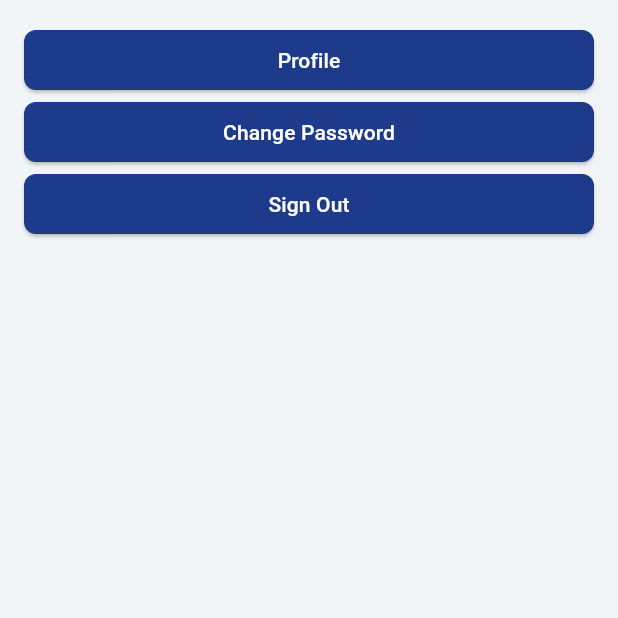
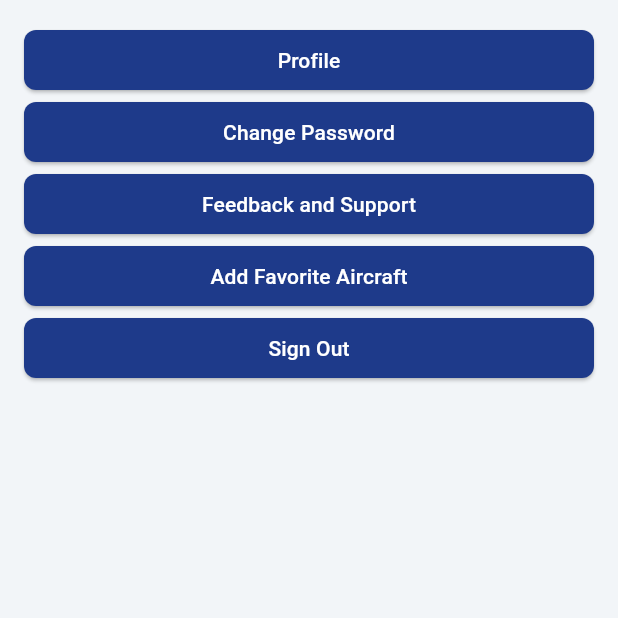
Before and after one commit to alimuratkalayci/airlogbook-app-flutter, a Flutter app: the SettingPage screen opened directly, on a phone screen of 412 x 824 dp, the top half of it. Run offline on Flutter 3.47's test engine with Material 3 defaults, Android fonts, the light colour scheme and no system bars; drawn by our look-alikes of google_mobile_ads; our stand-ins replace awesome_bottom_bar, bloc, cloud_firestore, firebase_auth, firebase_core, flutter_bloc and 3 more; accounts and stored records are empty; generated files the repository leaves out were written again; network calls fail.

Commit message:
some update in files all(design and colors)

```diff
--- a/lib/features/add_flight_page/add_flight_page.dart
+++ b/lib/features/add_flight_page/add_flight_page.dart
@@ -1211,14 +1211,15 @@ class _AddFlightPageState extends State<AddFlightPage> {
               ),
             ),
           ),
-          Positioned(
+            // ILL ADD LATER (MAYBE)
+            /*            Positioned(
                         bottom: 0,
                         left: 0,
                         right: 0,
                         child: Container(
                           child: GoogleAds.getBannerAdWidget(),
                         ),
-          ),
+                      ),*/
         ],
       ),
     );
--- a/lib/features/flights_page/flights_page.dart
+++ b/lib/features/flights_page/flights_page.dart
@@ -27,7 +27,7 @@ class _FlightsPageState extends State<FlightsPage> {
   @override
   Widget build(BuildContext context) {
     return Scaffold(
-      backgroundColor: AppTheme.BackgroundColor,
+      backgroundColor: AppTheme.TextColorWhite,
       body: Stack(
         children: [
           BlocBuilder<FlightCubit, FlightState>(
@@ -52,6 +52,7 @@ class _FlightsPageState extends State<FlightsPage> {
                   );
                 }
                 return ListView.builder(
+                  padding: EdgeInsets.only(bottom: 56), // Alttaki reklam için
                   itemCount: flights.length,
                   itemBuilder: (context, index) {
                     var flight = flights[index];
--- a/lib/features/home_page/components/weather_card/weather_service.dart
+++ b/lib/features/home_page/components/weather_card/weather_service.dart
@@ -3,7 +3,7 @@ import 'package:http/http.dart' as http;
 import 'weather_model.dart';
 
 class WeatherService {
-  static const String apiKey = 'YOURAPIKEY';  // OpenWeatherMap API key
+  static const String apiKey = '88e7e7b5f608a4f2c73728c3f76a8d75';  // OpenWeatherMap API key
   static const String baseUrl = 'https://api.openweathermap.org/data/2.5/weather';
 
   Future<WeatherModel?> fetchWeather(String name) async {
--- a/lib/features/settings_page/settings_page.dart
+++ b/lib/features/settings_page/settings_page.dart
@@ -1,4 +1,6 @@
+import 'package:coin_go/features/settings_page/sub_pages/add_favorite_aircraft_page/add_favorite_aircraft_page.dart';
 import 'package:coin_go/features/settings_page/sub_pages/change_password_page/change_password_page.dart';
+import 'package:coin_go/features/settings_page/sub_pages/feedback_and_support/feedback_and_support_page.dart';
 import 'package:coin_go/theme/theme.dart';
 import 'package:firebase_auth/firebase_auth.dart';
 import 'package:flutter/material.dart';
@@ -26,15 +28,16 @@ class _SettingPageState extends State<SettingPage> {
 
   @override
   Widget build(BuildContext context) {
-    Color backgroundColor = AppTheme.BackgroundColor;
 
     return Scaffold(
-      backgroundColor: backgroundColor,
+      backgroundColor: AppTheme.BackgroundColor,
       body: Stack(
         children: [
           Padding(
             padding: const EdgeInsets.all(16.0),
-            child: Column(
+            child: ListView(
+              children: [
+                Column(
                   children: [
                     Row(
                       children: [
@@ -55,6 +58,7 @@ class _SettingPageState extends State<SettingPage> {
                         ),
                       ],
                     ),
+
                     Row(
                       children: [
                         Expanded(
@@ -70,6 +74,59 @@ class _SettingPageState extends State<SettingPage> {
                             child: Text(
                               'Change Password',
                               style: TextStyle(color: Colors.white),
+                            ),
+                            style: ElevatedButton.styleFrom(
+                              backgroundColor: AppTheme.AccentColor,
+                              shape: RoundedRectangleBorder(
+                                borderRadius: BorderRadius.circular(8.0),
+                              ),
+                            ),
+                          ),
+                        ),
+                      ],
+                    ),
+                    Row(
+                      children: [
+                        Expanded(
+                          child: ElevatedButton(
+                            onPressed: () {
+                              Navigator.push(
+                                context,
+                                MaterialPageRoute(
+                                  builder: (context) => FeedbackAndSupportPage(),
+                                ),
+                              );
+
+                            },
+                            child: Text(
+                              'Feedback and Support',
+                              style: TextStyle(color: Colors.white),
+                            ),
+                            style: ElevatedButton.styleFrom(
+                              backgroundColor: AppTheme.AccentColor,
+                              shape: RoundedRectangleBorder(
+                                borderRadius: BorderRadius.circular(8.0),
+                              ),
+                            ),
+                          ),
+                        ),
+                      ],
+                    ),
+                    Row(
+                      children: [
+                        Expanded(
+                          child: ElevatedButton(
+                            onPressed: () {
+                              Navigator.push(
+                                context,
+                                MaterialPageRoute(
+                                  builder: (context) => AddFavoriteAircraftPage(),
+                                ),
+                              );
+                            },
+                            child: Text(
+                              'Add Favorite Aircraft',
+                              style: TextStyle(color: AppTheme.TextColorWhite),
                             ),
                             style: ElevatedButton.styleFrom(
                               backgroundColor: AppTheme.AccentColor,
@@ -109,6 +166,8 @@ class _SettingPageState extends State<SettingPage> {
                     ),
                   ],
                 ),
+              ],
+            ),
           ),
           Positioned(
             bottom: 0,
--- a/lib/general_components/navigation/navigation.dart
+++ b/lib/general_components/navigation/navigation.dart
@@ -71,9 +71,12 @@ class RootScreenUI extends StatelessWidget {
             centerTitle: true,
           ),
           body: _pages[state.selectedItem.index],
-          bottomNavigationBar: Container(
+          bottomNavigationBar: Padding(
+            padding: const EdgeInsets.all(8.0),
+            child: Container(
               color: AppTheme.BackgroundColor,
               child: BottomBarFloating(
+                borderRadius: BorderRadius.circular(16),
                 items: _bottomNavItems,
                 backgroundColor: AppTheme.AccentColor,
                 color: AppTheme.TextColorWhite,
@@ -82,6 +85,7 @@ class RootScreenUI extends StatelessWidget {
                 onTap: (int index) {
                   context.read<NavigationCubit>().selectItem(NavigationItem.values[index]);
                 },
+              ),
             ),
           ),
         );
```
Also changed, not shown: lib/features/analyze_page/analyze_page.dart (+5 -5 lines), lib/features/flights_page/components/flight_card.dart (+4 -4 lines), lib/features/home_page/components/weather_card/weather_card.dart (+14 -10 lines), lib/features/home_page/home_page.dart (+25 -36 lines), lib/features/settings_page/sub_pages/add_favorite_aircraft_page/add_favorite_aircraft_page.dart (renamed from lib/features/home_page/sub_pages/add_favorite_aircraft_page/add_favorite_aircraft_page.dart). Lines whose indentation alone changed are shown as unchanged.
